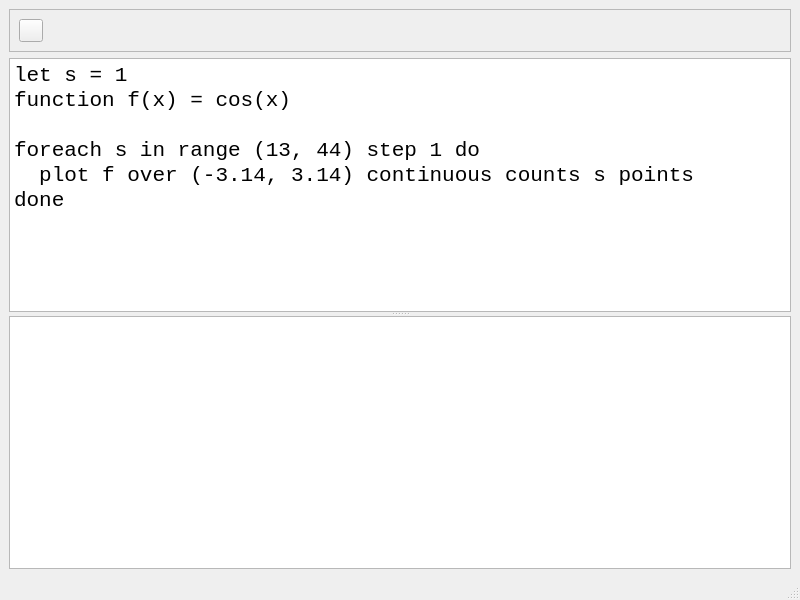
The window that MainWindow.ui (fritzone/funkplot) describes before a commit, drawn with Qt 5.
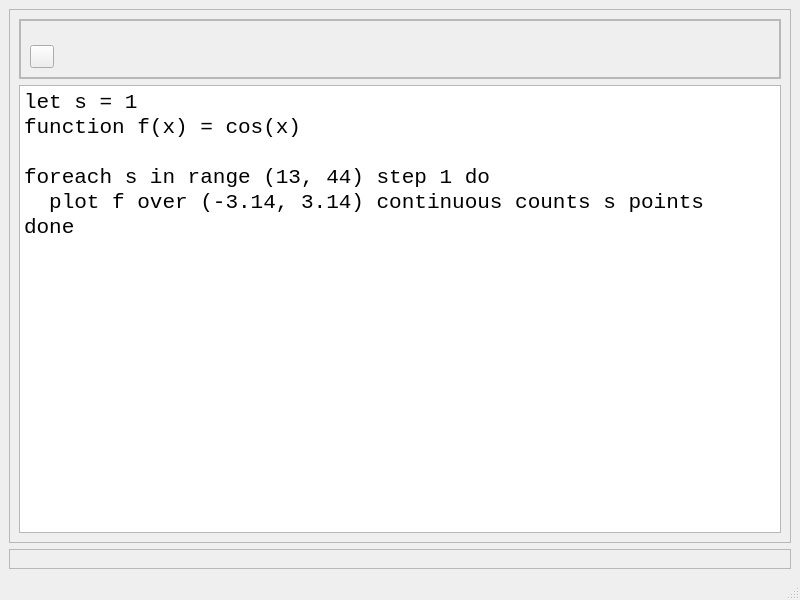
The same window after the commit. Icons and pictures are not drawn.

Commit message: a bit more UI handling, starting the drag of the graphics scene

```diff
--- a/MainWindow.ui
+++ b/MainWindow.ui
@@ -14,7 +14,16 @@
    <string>MainWindow</string>
   </property>
   <widget class="QWidget" name="centralwidget">
-   <layout class="QVBoxLayout" name="verticalLayout">
+   <layout class="QVBoxLayout" name="verticalLayout_3">
+    <item>
+     <widget class="QFrame" name="frmCodeBlock">
+      <property name="frameShape">
+       <enum>QFrame::StyledPanel</enum>
+      </property>
+      <property name="frameShadow">
+       <enum>QFrame::Raised</enum>
+      </property>
+      <layout class="QVBoxLayout" name="verticalLayout_2">
     <item>
      <widget class="QFrame" name="frame">
       <property name="frameShape">
@@ -23,7 +32,31 @@
       <property name="frameShadow">
        <enum>QFrame::Raised</enum>
       </property>
-      <layout class="QHBoxLayout" name="horizontalLayout">
+         <layout class="QVBoxLayout" name="verticalLayout_5">
+          <property name="leftMargin">
+           <number>0</number>
+          </property>
+          <property name="topMargin">
+           <number>0</number>
+          </property>
+          <property name="rightMargin">
+           <number>0</number>
+          </property>
+          <property name="bottomMargin">
+           <number>0</number>
+          </property>
+          <item>
+           <widget class="QFrame" name="frame_4">
+            <property name="frameShape">
+             <enum>QFrame::StyledPanel</enum>
+            </property>
+            <property name="frameShadow">
+             <enum>QFrame::Raised</enum>
+            </property>
+            <layout class="QHBoxLayout" name="horizontalLayout_4">
+             <property name="topMargin">
+              <number>24</number>
+             </property>
        <item>
         <widget class="QToolButton" name="toolButton">
          <property name="text">
@@ -58,17 +91,10 @@
       </layout>
      </widget>
     </item>
+         </layout>
+        </widget>
+       </item>
     <item>
-     <widget class="QSplitter" name="splitter">
-      <property name="orientation">
-       <enum>Qt::Vertical</enum>
-      </property>
-      <property name="opaqueResize">
-       <bool>true</bool>
-      </property>
-      <property name="childrenCollapsible">
-       <bool>false</bool>
-      </property>
       <widget class="QTextEdit" name="textEdit">
        <property name="font">
         <font>
@@ -96,14 +122,19 @@
         <bool>false</bool>
        </property>
       </widget>
-      <widget class="QGraphicsView" name="graphicsView">
-       <property name="verticalScrollBarPolicy">
-        <enum>Qt::ScrollBarAlwaysOff</enum>
-       </property>
-       <property name="horizontalScrollBarPolicy">
-        <enum>Qt::ScrollBarAlwaysOff</enum>
-       </property>
-      </widget>
+       </item>
+      </layout>
+     </widget>
+    </item>
+    <item>
+     <widget class="QFrame" name="frmDrawing">
+      <property name="frameShape">
+       <enum>QFrame::StyledPanel</enum>
+      </property>
+      <property name="frameShadow">
+       <enum>QFrame::Raised</enum>
+      </property>
+      <layout class="QVBoxLayout" name="verticalLayout"/>
      </widget>
     </item>
    </layout>
```
Left out of the diff: 17 changed lines with no effect on the pictures. Lines whose indentation alone changed are shown as unchanged. The commit also changes 14 other files.
